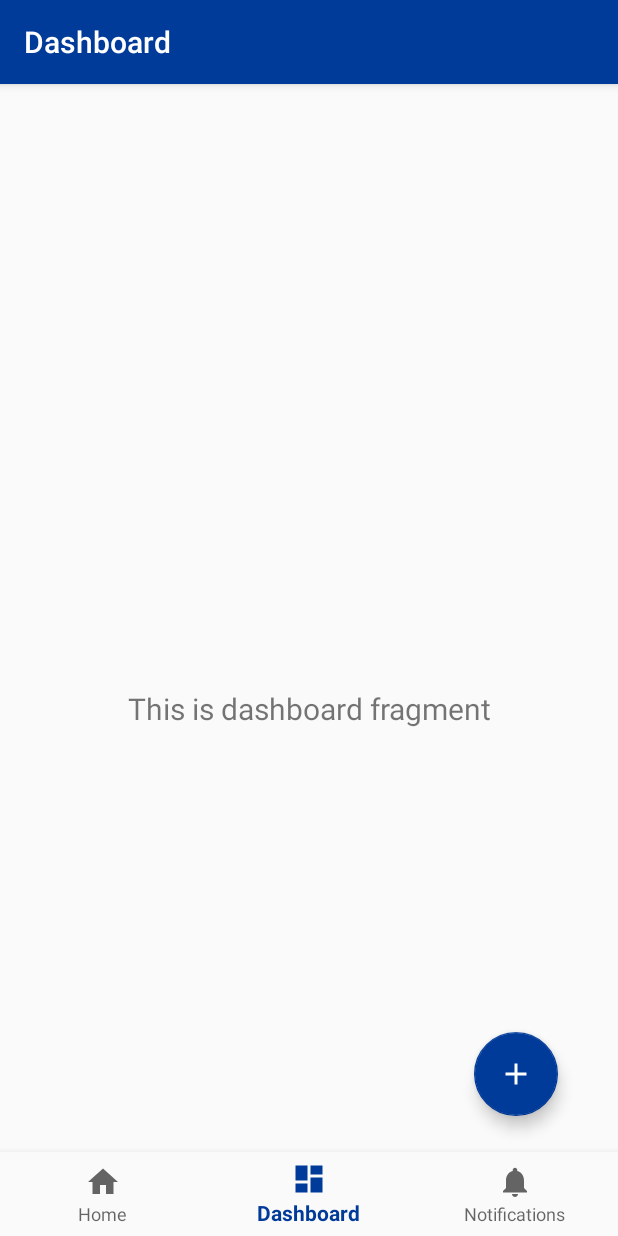
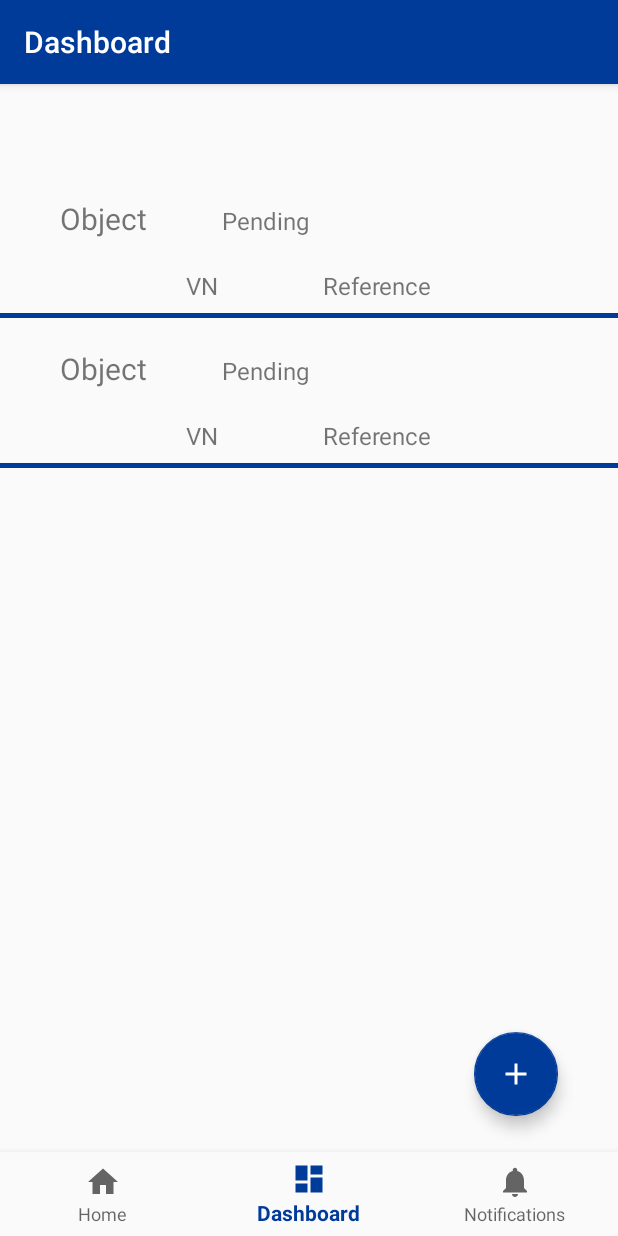
Before and after one commit to SergioMiguez/Kill-the-Creature-Hackathon, an Android app: the DashboardFragment screen opened through its navigation route, on a phone screen of 412 x 824 dp. Run offline under Robolectric (Android 15) with nearby library versions, the phone set to English and light mode, and no system bars; our stand-ins replace navigation-ui.

Commit message:
Implementation of Lists

```diff
--- /dev/null
+++ b/Android-dev/HOSPITAPP/app/src/main/java/com/example/hospitapp/Order.java
@@ -0,0 +1,53 @@
+package com.example.hospitapp;
+
+public class Order {
+
+    private String object;
+    private String volumeNumber;
+    private String state;
+    private String referenceID;
+
+    public Order(String object, String volumeNumber, String state, String referenceID) {
+        this.object = object;
+        this.volumeNumber = volumeNumber;
+        this.state = state;
+        this.referenceID = referenceID;
+
+    }
+
+    /** _______________ GETTER FUNCTIONS _______________ */
+
+    public String getObject() {
+        return object;
+    }
+
+    public String getVolumeNumber() {
+        return volumeNumber;
+    }
+
+    public String getState() {
+        return state;
+    }
+
+    public String getReferenceID() {
+        return referenceID;
+    }
+
+    /** _______________ SETTER FUNCTIONS _______________ */
+
+    public void setObject(String object) {
+        this.object = object;
+    }
+
+    public void setVolumeNumber(String volumeNumber) {
+        this.volumeNumber = volumeNumber;
+    }
+
+    public void setState(String state) {
+        this.state = state;
+    }
+
+    public void setReferenceID(String referenceID) {
+        this.referenceID = referenceID;
+    }
+}
--- /dev/null
+++ b/Android-dev/HOSPITAPP/app/src/main/java/com/example/hospitapp/ui/ListClassAdapter.java
@@ -0,0 +1,62 @@
+package com.example.hospitapp.ui;
+
+import android.support.annotation.NonNull;
+import android.support.v7.widget.RecyclerView;
+import android.view.LayoutInflater;
+import android.view.View;
+import android.view.ViewGroup;
+import android.widget.TextView;
+
+import com.example.hospitapp.Order;
+import com.example.hospitapp.R;
+
+import java.util.ArrayList;
+
+public class ListClassAdapter extends RecyclerView.Adapter<ListClassAdapter.OrderViewHolder>{
+
+    ArrayList<Order> listOfOrders;
+
+    public ListClassAdapter(ArrayList<Order> listsOfOrders) {
+        this.listOfOrders = listsOfOrders;
+    }
+
+    public class OrderViewHolder extends RecyclerView.ViewHolder {
+
+        TextView textObject, textVolumeNumber,
+                textState, textReferenceID;
+
+        public OrderViewHolder(@NonNull View itemView) {
+            super(itemView);
+            textObject = (TextView) itemView.findViewById(R.id.ObjectName);
+            textVolumeNumber = (TextView) itemView.findViewById(R.id.VolumeNumber);
+            textState = (TextView) itemView.findViewById(R.id.State);
+            textReferenceID = (TextView) itemView.findViewById(R.id.ReferenceId);
+        }
+
+    }
+
+
+    @NonNull
+    @Override
+    public OrderViewHolder onCreateViewHolder(@NonNull ViewGroup parent, int i) {
+        View view = LayoutInflater.from(parent.getContext()).inflate(R.layout.item_list,null,false);
+        return new OrderViewHolder(view);
+    }
+
+    @Override
+    public void onBindViewHolder(@NonNull OrderViewHolder holder, int position) {
+        holder.textObject.setText(listOfOrders.get(position).getObject());
+        holder.textVolumeNumber.setText(listOfOrders.get(position).getVolumeNumber());
+        holder.textState.setText(listOfOrders.get(position).getState());
+        holder.textReferenceID.setText(listOfOrders.get(position).getReferenceID());
+    }
+
+    @Override
+    public int getItemCount() {
+        return listOfOrders.size();
+    }
+
+
+
+
+}
--- a/Android-dev/HOSPITAPP/app/src/main/java/com/example/hospitapp/ui/dashboard/DashboardFragment.java
+++ b/Android-dev/HOSPITAPP/app/src/main/java/com/example/hospitapp/ui/dashboard/DashboardFragment.java
@@ -1,6 +1,8 @@
 package com.example.hospitapp.ui.dashboard;
 
 import android.os.Bundle;
+import android.support.v7.widget.LinearLayoutManager;
+import android.support.v7.widget.RecyclerView;
 import android.view.LayoutInflater;
 import android.view.View;
 import android.view.ViewGroup;
@@ -11,24 +13,40 @@ import android.support.v4.app.Fragment;
 import android.arch.lifecycle.Observer;
 import android.arch.lifecycle.ViewModelProviders;
 
+import com.example.hospitapp.Order;
 import com.example.hospitapp.R;
+import com.example.hospitapp.ui.ListClassAdapter;
+
+import java.util.ArrayList;
 
 public class DashboardFragment extends Fragment {
 
     private DashboardViewModel dashboardViewModel;
+    private ArrayList<Order> listOfOrders;
+    private RecyclerView recyclerView;
 
     public View onCreateView(@NonNull LayoutInflater inflater,
                              ViewGroup container, Bundle savedInstanceState) {
-        dashboardViewModel =
-                ViewModelProviders.of(this).get(DashboardViewModel.class);
-        View root = inflater.inflate(R.layout.fragment_dashboard, container, false);
-        final TextView textView = root.findViewById(R.id.text_dashboard);
-        dashboardViewModel.getText().observe(getViewLifecycleOwner(), new Observer<String>() {
-            @Override
-            public void onChanged(@Nullable String s) {
-                textView.setText(s);
-            }
-        });
-        return root;
+
+        View view = inflater.inflate(R.layout.fragment_dashboard, container, false);
+
+        listOfOrders = new ArrayList<>();
+
+        recyclerView = (RecyclerView) view.findViewById(R.id.recyclerDashboard);
+        recyclerView.setLayoutManager(new LinearLayoutManager(getContext()));
+
+        fillList();
+
+        ListClassAdapter adapter = new ListClassAdapter(listOfOrders);
+        recyclerView.setAdapter(adapter);
+
+        return view;
+    }
+
+    private void fillList() {
+        listOfOrders.add(new Order("Object","VN","Pending","Reference"));
+        listOfOrders.add(new Order("Object","VN","Pending","Reference"));
+
+
     }
 }
--- a/Android-dev/HOSPITAPP/app/src/main/java/com/example/hospitapp/ui/home/HomeFragment.java
+++ b/Android-dev/HOSPITAPP/app/src/main/java/com/example/hospitapp/ui/home/HomeFragment.java
@@ -1,36 +1,54 @@
 package com.example.hospitapp.ui.home;
 
 import android.os.Bundle;
-import android.support.design.widget.FloatingActionButton;
-import android.support.v7.app.AppCompatDialogFragment;
+import android.support.v7.widget.LinearLayoutManager;
+import android.support.v7.widget.RecyclerView;
 import android.view.LayoutInflater;
 import android.view.View;
 import android.view.ViewGroup;
-import android.widget.TextView;
+import android.widget.ListAdapter;
 import android.support.annotation.NonNull;
-import android.support.annotation.Nullable;
 import android.support.v4.app.Fragment;
-import android.arch.lifecycle.Observer;
-import android.arch.lifecycle.ViewModelProviders;
 
+import com.example.hospitapp.Order;
 import com.example.hospitapp.R;
+import com.example.hospitapp.ui.ListClassAdapter;
+
+import java.util.ArrayList;
 
 public class HomeFragment extends Fragment {
 
     private HomeViewModel homeViewModel;
 
+    RecyclerView recyclerView;
+    ArrayList<Order> listOfOrders;
+
     public View onCreateView(@NonNull LayoutInflater inflater,
                              ViewGroup container, Bundle savedInstanceState) {
-        homeViewModel =
-                ViewModelProviders.of(this).get(HomeViewModel.class);
-        View root = inflater.inflate(R.layout.fragment_home, container, false);
-        final TextView textView = root.findViewById(R.id.text_home);
-        homeViewModel.getText().observe(getViewLifecycleOwner(), new Observer<String>() {
-            @Override
-            public void onChanged(@Nullable String s) {
-                textView.setText(s);
-            }
-        });
-        return root;
+
+        View view = inflater.inflate(R.layout.fragment_home, container, false);
+
+        listOfOrders = new ArrayList<>();
+
+        recyclerView = (RecyclerView) view.findViewById(R.id.recyclerHome);
+        recyclerView.setLayoutManager(new LinearLayoutManager(getContext()));
+
+        fillList();
+
+        ListClassAdapter adapter = new ListClassAdapter(listOfOrders);
+        recyclerView.setAdapter(adapter);
+
+        return view;
+    }
+
+    private void fillList() {
+        listOfOrders.add(new Order("Object","VN","Pending","Reference"));
+        listOfOrders.add(new Order("Object","VN","Pending","Reference"));
+        listOfOrders.add(new Order("Object","VN","Pending","Reference"));
+        listOfOrders.add(new Order("Object","VN","Pending","Reference"));
+        listOfOrders.add(new Order("Object","VN","Pending","Reference"));
+        listOfOrders.add(new Order("Object","VN","Pending","Reference"));
+        listOfOrders.add(new Order("Object","VN","Pending","Reference"));
+
     }
 }
--- a/Android-dev/HOSPITAPP/app/src/main/res/layout/activity_main.xml
+++ b/Android-dev/HOSPITAPP/app/src/main/res/layout/activity_main.xml
@@ -29,6 +29,7 @@
         app:layout_constraintRight_toRightOf="parent"
         app:layout_constraintTop_toTopOf="parent"
         app:navGraph="@navigation/mobile_navigation" />
+
     <RelativeLayout
         android:layout_width="match_parent"
         android:layout_height="match_parent">
--- a/Android-dev/HOSPITAPP/app/src/main/res/layout/fragment_dashboard.xml
+++ b/Android-dev/HOSPITAPP/app/src/main/res/layout/fragment_dashboard.xml
@@ -1,22 +1,17 @@
 <?xml version="1.0" encoding="utf-8"?>
-<android.support.constraint.ConstraintLayout xmlns:android="http://schemas.android.com/apk/res/android"
+<FrameLayout xmlns:android="http://schemas.android.com/apk/res/android"
     xmlns:app="http://schemas.android.com/apk/res-auto"
     xmlns:tools="http://schemas.android.com/tools"
     android:layout_width="match_parent"
     android:layout_height="match_parent"
     tools:context=".ui.dashboard.DashboardFragment">
 
-    <TextView
-        android:id="@+id/text_dashboard"
+    <android.support.v7.widget.RecyclerView
+        android:id="@+id/recyclerDashboard"
         android:layout_width="match_parent"
-        android:layout_height="wrap_content"
-        android:layout_marginStart="8dp"
-        android:layout_marginTop="8dp"
-        android:layout_marginEnd="8dp"
-        android:textAlignment="center"
-        android:textSize="20sp"
-        app:layout_constraintBottom_toBottomOf="parent"
-        app:layout_constraintEnd_toEndOf="parent"
-        app:layout_constraintStart_toStartOf="parent"
-        app:layout_constraintTop_toTopOf="parent" />
-</android.support.constraint.ConstraintLayout>
+        android:layout_height="wrap_content">
+
+
+    </android.support.v7.widget.RecyclerView>
+
+</FrameLayout>
--- a/Android-dev/HOSPITAPP/app/src/main/res/layout/fragment_home.xml
+++ b/Android-dev/HOSPITAPP/app/src/main/res/layout/fragment_home.xml
@@ -1,23 +1,21 @@
 <?xml version="1.0" encoding="utf-8"?>
-<android.support.constraint.ConstraintLayout xmlns:android="http://schemas.android.com/apk/res/android"
+<FrameLayout xmlns:android="http://schemas.android.com/apk/res/android"
     xmlns:app="http://schemas.android.com/apk/res-auto"
     xmlns:tools="http://schemas.android.com/tools"
     android:layout_width="match_parent"
     android:layout_height="match_parent"
-    tools:context=".ui.home.HomeFragment">
+    tools:context=".ui.home.HomeFragment"
+    android:orientation="vertical"
+    >
 
-    <TextView
-        android:id="@+id/text_home"
+    <android.support.v7.widget.RecyclerView
+        android:id="@+id/recyclerHome"
         android:layout_width="match_parent"
-        android:layout_height="wrap_content"
-        android:layout_marginStart="8dp"
-        android:layout_marginTop="8dp"
-        android:layout_marginEnd="8dp"
-        android:textAlignment="center"
-        android:textSize="20sp"
-        app:layout_constraintBottom_toBottomOf="parent"
-        app:layout_constraintEnd_toEndOf="parent"
-        app:layout_constraintStart_toStartOf="parent"
-        app:layout_constraintTop_toTopOf="parent" />
+        android:layout_height="wrap_content">
 
-</android.support.constraint.ConstraintLayout>
+
+    </android.support.v7.widget.RecyclerView>
+
+
+
+</FrameLayout>
--- /dev/null
+++ b/Android-dev/HOSPITAPP/app/src/main/res/layout/item_list.xml
@@ -0,0 +1,97 @@
+<?xml version="1.0" encoding="utf-8"?>
+<RelativeLayout xmlns:android="http://schemas.android.com/apk/res/android"
+    android:orientation="vertical"
+    android:layout_width="wrap_content"
+    android:layout_height="wrap_content"
+    >
+
+    <LinearLayout
+        android:id="@+id/ObjectNameLayout"
+        android:layout_width="match_parent"
+        android:layout_height="wrap_content"
+        android:orientation="horizontal"
+        >
+
+        <TextView
+            android:id="@+id/ObjectName"
+            android:layout_width="wrap_content"
+            android:layout_height="wrap_content"
+            android:text="@string/nombre"
+            android:layout_marginTop="20dp"
+            android:layout_marginLeft="40dp"
+            android:textSize="20sp"
+            >
+
+        </TextView>
+
+        <TextView
+            android:id="@+id/State"
+            android:layout_width="wrap_content"
+            android:layout_height="wrap_content"
+            android:text="Estado"
+            android:textSize="16sp"
+            android:layout_marginTop="20dp"
+            android:layout_marginLeft="50dp"
+            >
+
+        </TextView>
+
+
+
+    </LinearLayout>
+
+    <LinearLayout
+        android:id="@+id/VolumeNumberLayout"
+        android:layout_width="wrap_content"
+        android:layout_height="wrap_content"
+        android:layout_below="@+id/ObjectNameLayout"
+        android:layout_centerHorizontal="true"
+        android:gravity="center_horizontal"
+        >
+
+        <TextView
+            android:id="@+id/VolumeNumber"
+            android:layout_width="wrap_content"
+            android:layout_height="wrap_content"
+            android:text="@string/numero_de_unidades"
+            android:layout_marginTop="20dp"
+            android:textSize="16sp"
+            android:layout_marginRight="50dp"
+            >
+
+        </TextView>
+
+        <TextView
+            android:id="@+id/ReferenceId"
+            android:layout_width="wrap_content"
+            android:layout_height="wrap_content"
+            android:text="@string/referenceid"
+            android:layout_marginTop="20dp"
+            android:layout_marginLeft="20dp"
+            android:textSize="16sp"
+            >
+
+        </TextView>
+
+    </LinearLayout>
+
+
+    <LinearLayout
+        android:layout_width="match_parent"
+        android:layout_height="wrap_content"
+        android:layout_below="@+id/VolumeNumberLayout"
+        android:layout_marginTop="7dp"
+        >
+        <TextView
+            android:layout_width="match_parent"
+            android:layout_height="3dp"
+            android:background="@color/colorPrimary"
+            >
+
+        </TextView>
+
+    </LinearLayout>
+
+
+
+</RelativeLayout>
--- a/Android-dev/HOSPITAPP/app/src/main/res/values/strings.xml
+++ b/Android-dev/HOSPITAPP/app/src/main/res/values/strings.xml
@@ -5,8 +5,10 @@
     <string name="title_notifications">Notifications</string>
     <string name="respiradores">RESPIRADORES</string>
     <string name="mascarillas">MASCARILLAS</string>
-    <string name="numero_de_unidades">Numero de unidades</string>
+    <string name="numero_de_unidades">NUs</string>
     <string name="selecione_su_pedido">Selecione su pedido</string>
     <string name="abrir_calendario">Abrir calendario</string>
     <string name="seleccionar_un_dia">Seleccionar un dia</string>
+    <string name="nombre">Objeto</string>
+    <string name="referenceid">ReferenceId</string>
 </resources>
```
